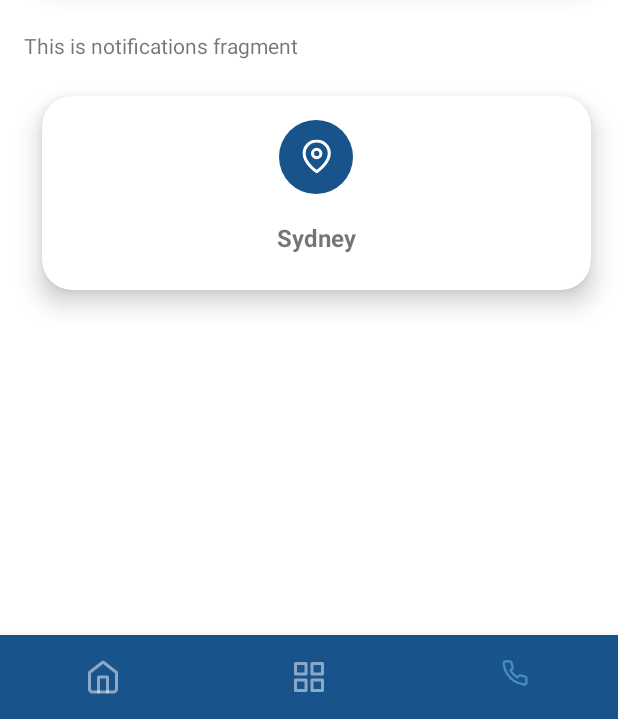
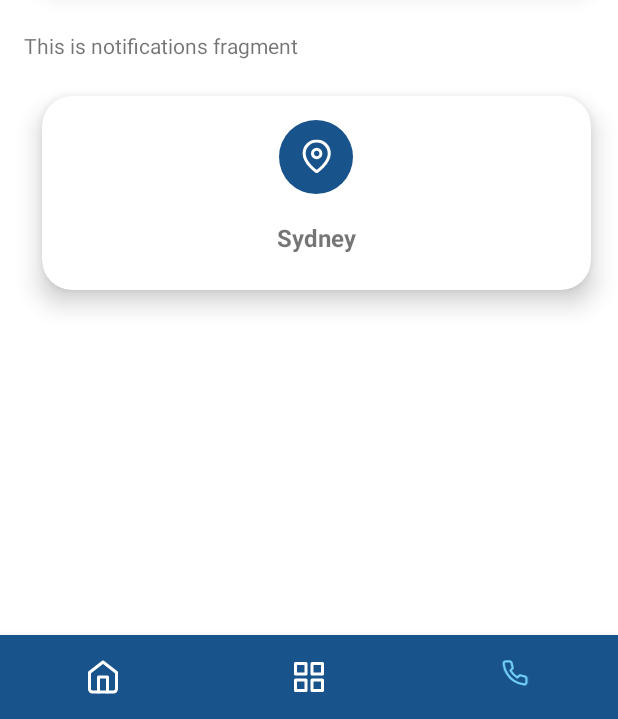
Before and after one commit to sandrajose22/EEVS-mobile-app, an Android app: the screen it shows after launch (MainActivity), item 3 of the bottom bar chosen, on a phone screen of 412 x 824 dp, the part 517-1236 px from its top. Run offline under Robolectric (Android 15) with nearby library versions, the phone set to English and light mode, and no system bars; our stand-ins replace navigation-ui.

Commit message:
minor changes

```diff
--- a/app/src/main/res/drawable/ic_grid.xml
+++ b/app/src/main/res/drawable/ic_grid.xml
@@ -5,7 +5,6 @@
     android:viewportHeight="24">
   <path
       android:pathData="M10,3H3V10H10V3Z"
-      android:strokeAlpha="0.5"
       android:strokeLineJoin="round"
       android:strokeWidth="2"
       android:fillColor="#00000000"
@@ -13,7 +12,6 @@
       android:strokeLineCap="round"/>
   <path
       android:pathData="M21,3H14V10H21V3Z"
-      android:strokeAlpha="0.5"
       android:strokeLineJoin="round"
       android:strokeWidth="2"
       android:fillColor="#00000000"
@@ -21,7 +19,6 @@
       android:strokeLineCap="round"/>
   <path
       android:pathData="M21,14H14V21H21V14Z"
-      android:strokeAlpha="0.5"
       android:strokeLineJoin="round"
       android:strokeWidth="2"
       android:fillColor="#00000000"
@@ -29,7 +26,6 @@
       android:strokeLineCap="round"/>
   <path
       android:pathData="M10,14H3V21H10V14Z"
-      android:strokeAlpha="0.5"
       android:strokeLineJoin="round"
       android:strokeWidth="2"
       android:fillColor="#00000000"
--- a/app/src/main/res/drawable/ic_home.xml
+++ b/app/src/main/res/drawable/ic_home.xml
@@ -5,7 +5,6 @@
     android:viewportHeight="24">
   <path
       android:pathData="M3,9L12,2L21,9V20C21,20.5304 20.7893,21.0391 20.4142,21.4142C20.0391,21.7893 19.5304,22 19,22H5C4.4696,22 3.9609,21.7893 3.5858,21.4142C3.2107,21.0391 3,20.5304 3,20V9Z"
-      android:strokeAlpha="0.5"
       android:strokeLineJoin="round"
       android:strokeWidth="2"
       android:fillColor="#00000000"
@@ -13,7 +12,6 @@
       android:strokeLineCap="round"/>
   <path
       android:pathData="M9,22V12H15V22"
-      android:strokeAlpha="0.5"
       android:strokeLineJoin="round"
       android:strokeWidth="2"
       android:fillColor="#00000000"
--- a/app/src/main/res/drawable/ic_phone.xml
+++ b/app/src/main/res/drawable/ic_phone.xml
@@ -5,7 +5,6 @@
     android:viewportHeight="31">
   <path
       android:pathData="M25,16.92V19.92C25.0011,20.1985 24.9441,20.4742 24.8325,20.7294C24.7209,20.9845 24.5573,21.2136 24.3521,21.4019C24.1468,21.5901 23.9046,21.7335 23.6407,21.8227C23.3769,21.9119 23.0974,21.9451 22.82,21.92C19.7428,21.5856 16.787,20.5342 14.19,18.85C11.7738,17.3147 9.7253,15.2662 8.19,12.85C6.5,10.2412 5.4482,7.271 5.12,4.18C5.095,3.9035 5.1279,3.6248 5.2165,3.3616C5.3051,3.0985 5.4476,2.8567 5.6348,2.6516C5.822,2.4466 6.0498,2.2827 6.3038,2.1705C6.5578,2.0583 6.8323,2.0003 7.11,2H10.11C10.5953,1.9952 11.0658,2.1671 11.4338,2.4835C11.8017,2.8 12.0421,3.2394 12.11,3.72C12.2366,4.6801 12.4714,5.6227 12.81,6.53C12.9445,6.8879 12.9737,7.2769 12.8939,7.6509C12.8141,8.0248 12.6289,8.3681 12.36,8.64L11.09,9.91C12.5135,12.4136 14.5864,14.4865 17.09,15.91L18.36,14.64C18.6319,14.3711 18.9751,14.1859 19.3491,14.1061C19.7231,14.0263 20.1121,14.0555 20.47,14.19C21.3773,14.5286 22.3199,14.7634 23.28,14.89C23.7658,14.9585 24.2094,15.2032 24.5265,15.5775C24.8437,15.9518 25.0122,16.4296 25,16.92Z"
-      android:strokeAlpha="0.5"
       android:strokeLineJoin="round"
       android:strokeWidth="2"
       android:fillColor="#00000000"
```
